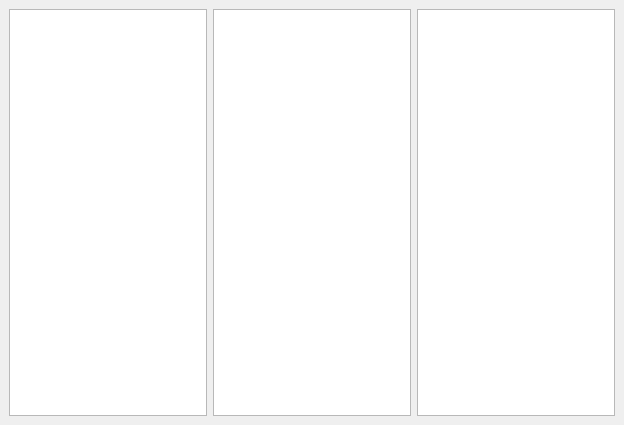
This is wave.ui in libresilicon/qtflow as Qt 5 draws it before an edit. The edited form follows.
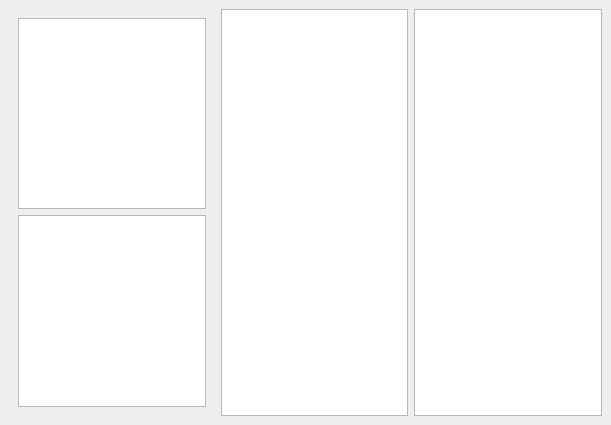
This is the edited form.

```diff
--- a/wave.ui
+++ b/wave.ui
@@ -6,7 +6,7 @@
    <rect>
     <x>0</x>
     <y>0</y>
-    <width>624</width>
+    <width>611</width>
     <height>425</height>
    </rect>
   </property>
@@ -16,7 +16,28 @@
   <widget class="QWidget" name="dockWidgetContents">
    <layout class="QHBoxLayout" name="horizontalLayout">
     <item>
-     <widget class="QTreeView" name="treeView"/>
+     <widget class="QWidget" name="widget" native="true">
+      <property name="minimumSize">
+       <size>
+        <width>200</width>
+        <height>0</height>
+       </size>
+      </property>
+      <property name="baseSize">
+       <size>
+        <width>100</width>
+        <height>100</height>
+       </size>
+      </property>
+      <layout class="QVBoxLayout" name="verticalLayout_2">
+       <item>
+        <widget class="QTreeView" name="treeView"/>
+       </item>
+       <item>
+        <widget class="QListView" name="listSelectionView"/>
+       </item>
+      </layout>
+     </widget>
     </item>
     <item>
      <widget class="QListView" name="listView"/>
```
